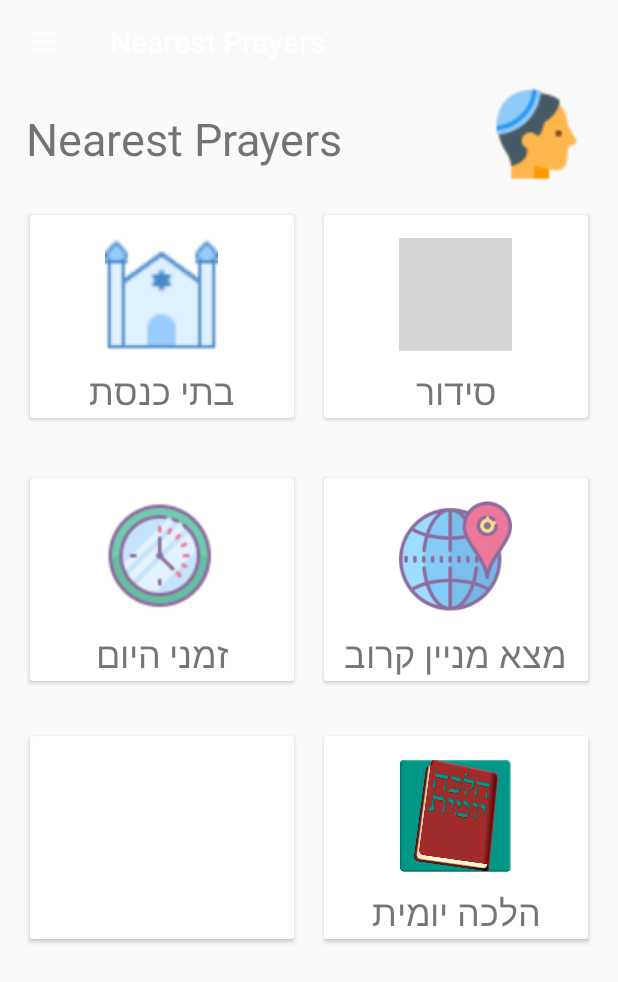
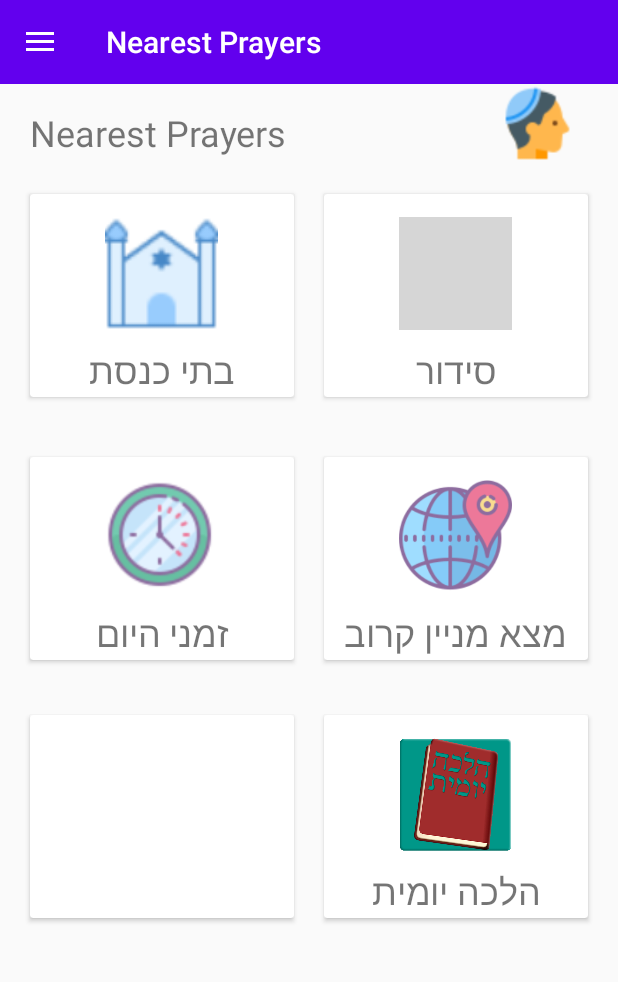
Before and after one commit to lioritach/NearestPrayers, an Android app: the screen it shows after launch (MainActivity), on a phone screen of 412 x 824 dp. Shown: the top 982 px of the screen. Run offline under Robolectric (Android 15) with nearby library versions, the phone set to English and light mode, and no system bars; our stand-ins replace Firebase (no records; nobody signed in at launch, a user with empty details on screens opened directly); Roboto replaces fonts that are not available here; grey boxes are pictures that could not be loaded.

Commit message:
update main activity XML

```diff
--- a/app/src/main/res/layout/activity_main.xml
+++ b/app/src/main/res/layout/activity_main.xml
@@ -27,9 +27,9 @@
 
             <androidx.appcompat.widget.Toolbar
                 android:id="@+id/toolbar"
-                android:layout_width="409dp"
+                android:layout_width="416dp"
                 android:layout_height="wrap_content"
-                android:background="#00008507"
+                android:background="@color/colorPrimary"
                 android:minHeight="?attr/actionBarSize"
                 android:theme="?attr/actionBarTheme"
                 app:layout_constraintEnd_toEndOf="parent"
@@ -46,22 +46,22 @@
                 android:layout_marginTop="16dp"
                 android:fontFamily="@font/baloo"
                 android:text="Nearest Prayers"
-                android:textSize="30sp"
+                android:textSize="24sp"
                 app:layout_constraintEnd_toStartOf="@+id/imageView6"
                 app:layout_constraintStart_toStartOf="parent"
                 app:layout_constraintTop_toBottomOf="@+id/toolbar" />
 
             <ImageView
                 android:id="@+id/imageView6"
-                android:layout_width="74dp"
-                android:layout_height="67dp"
+                android:layout_width="67dp"
+                android:layout_height="53dp"
                 android:layout_marginEnd="16dp"
                 android:layout_marginRight="16dp"
+                android:contentDescription="TODO"
                 app:layout_constraintEnd_toEndOf="parent"
                 app:layout_constraintStart_toEndOf="@+id/textView6"
                 app:layout_constraintTop_toBottomOf="@+id/toolbar"
-                app:srcCompat="@drawable/icons8_kippah_48"
-                android:contentDescription="TODO" />
+                app:srcCompat="@drawable/icons8_kippah_48" />
 
             <LinearLayout
                 android:id="@+id/linearLayout"
@@ -156,6 +156,7 @@
                     android:id="@+id/zmaniHayum_cardID"
                     android:layout_width="0dp"
                     android:layout_height="match_parent"
+                    android:clickable="true"
                     android:layout_margin="10dp"
                     android:layout_weight="1">
 
@@ -186,9 +187,11 @@
                 </androidx.cardview.widget.CardView>
 
                 <androidx.cardview.widget.CardView
+                    android:id="@+id/findMinyan_cardID"
                     android:layout_width="0dp"
                     android:layout_height="match_parent"
                     android:layout_margin="10dp"
+                    android:clickable="true"
                     android:layout_weight="1">
 
                     <RelativeLayout
@@ -240,8 +243,10 @@
                 </androidx.cardview.widget.CardView>
 
                 <androidx.cardview.widget.CardView
+                    android:id="@+id/halacha_yomit_cardID"
                     android:layout_width="0dp"
                     android:layout_height="match_parent"
+                    android:clickable="true"
                     android:layout_margin="10dp"
                     android:layout_weight="1">
 
```
